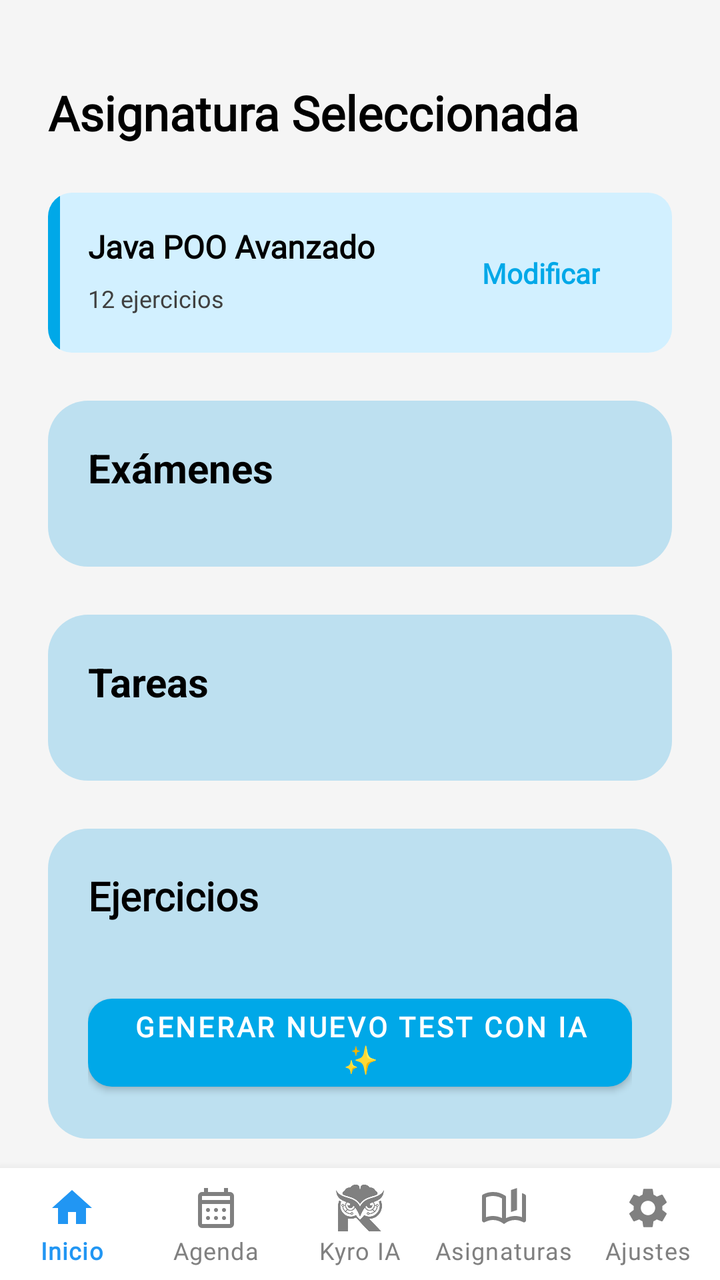
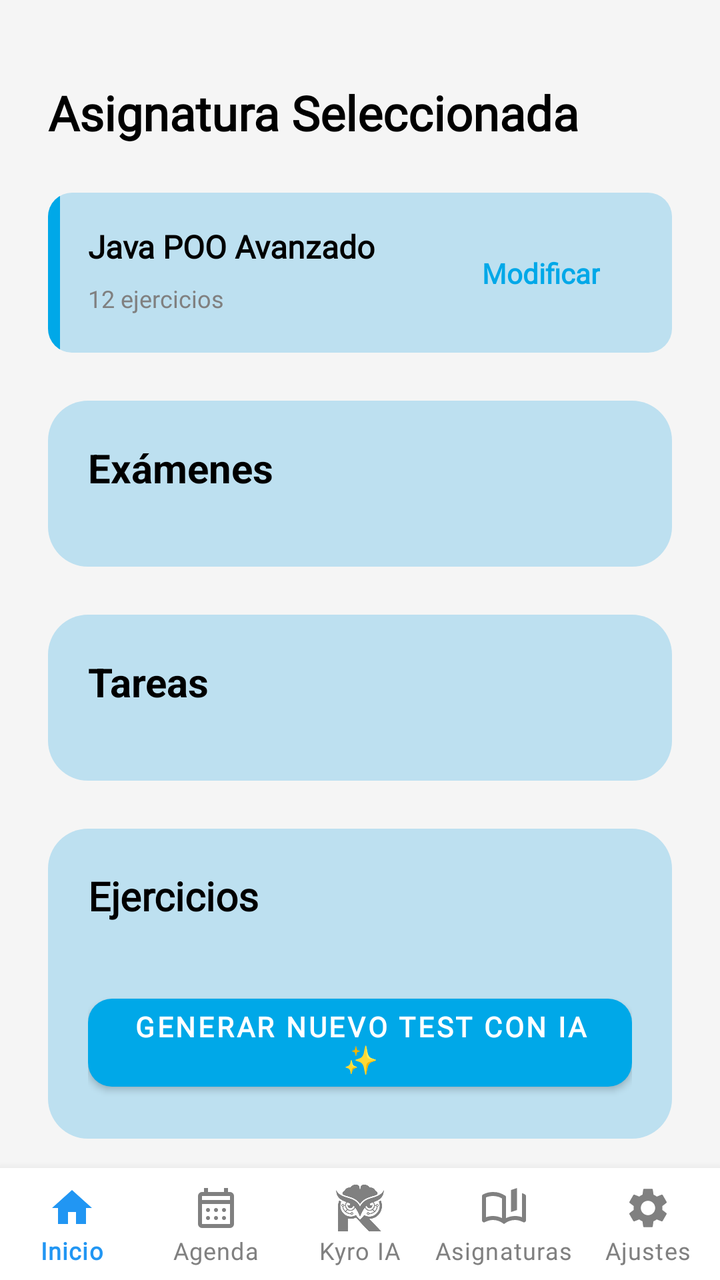

An Android layout rendered at two revisions. The XML below is the earlier revision; the diff shows what the commit changed to produce the second picture.
<!-- AndroidManifest.xml: activity theme Theme.MaterialComponents.Light.NoActionBar -->
<!-- res/layout/activity_asignatura_seleccionada.xml -->
<?xml version="1.0" encoding="utf-8"?>
<androidx.constraintlayout.widget.ConstraintLayout xmlns:android="http://schemas.android.com/apk/res/android"
    xmlns:app="http://schemas.android.com/apk/res-auto"
    xmlns:tools="http://schemas.android.com/tools"
    android:layout_width="match_parent"
    android:layout_height="match_parent"
    android:background="#F5F5F5"
    android:fitsSystemWindows="true">

    <androidx.core.widget.NestedScrollView
        android:layout_width="0dp"
        android:layout_height="0dp"
        android:fillViewport="true"
        app:layout_constraintBottom_toTopOf="@+id/bottomNavigation"
        app:layout_constraintEnd_toEndOf="parent"
        app:layout_constraintStart_toStartOf="parent"
        app:layout_constraintTop_toTopOf="parent">

        <androidx.constraintlayout.widget.ConstraintLayout
            android:layout_width="match_parent"
            android:layout_height="wrap_content"
            android:padding="24dp">

            <TextView
                android:id="@+id/tvTituloSeleccionado"
                android:layout_width="wrap_content"
                android:layout_height="wrap_content"
                android:layout_marginTop="16dp"
                android:fontFamily="@font/poppins"
                android:text="@string/asignatura_sel_titulo"
                android:textColor="#000000"
                android:textSize="24sp"
                android:textStyle="bold"
                app:layout_constraintStart_toStartOf="parent"
                app:layout_constraintTop_toTopOf="parent" />

            <com.google.android.material.card.MaterialCardView
                android:id="@+id/cardEjercicios"
                android:layout_width="match_parent"
                android:layout_height="wrap_content"
                android:layout_marginTop="24dp"
                app:cardBackgroundColor="@android:color/transparent"
                app:cardCornerRadius="12dp"
                app:cardElevation="0dp"
                app:cardPreventCornerOverlap="false"
                app:layout_constraintTop_toBottomOf="@+id/tvTituloSeleccionado"
                app:strokeWidth="0dp">

                <androidx.constraintlayout.widget.ConstraintLayout
                    android:layout_width="match_parent"
                    android:layout_height="wrap_content"
                    android:background="@drawable/bg_azul_claro_kyro"
                    android:minHeight="80dp">

                    <View
                        android:layout_width="6dp"
                        android:layout_height="0dp"
                        android:background="#00A8E8"
                        app:layout_constraintBottom_toBottomOf="parent"
                        app:layout_constraintStart_toStartOf="parent"
                        app:layout_constraintTop_toTopOf="parent" />

                    <TextView
                        android:id="@+id/tvNombreAsignatura"
                        android:layout_width="0dp"
                        android:layout_height="wrap_content"
                        android:layout_marginStart="20dp"
                        android:layout_marginTop="16dp"
                        android:layout_marginEnd="8dp"
                        android:fontFamily="@font/poppins"
                        android:text="@string/asignatura_sel_placeholder_asignatura"
                        android:textColor="#000000"
                        android:textSize="16sp"
                        android:textStyle="bold"
                        app:layout_constraintEnd_toStartOf="@+id/btnModificar"
                        app:layout_constraintStart_toStartOf="parent"
                        app:layout_constraintTop_toTopOf="parent" />

                    <TextView
                        android:layout_width="wrap_content"
                        android:layout_height="wrap_content"
                        android:layout_marginStart="20dp"
                        android:layout_marginTop="4dp"
                        android:layout_marginBottom="16dp"
                        android:fontFamily="@font/poppins"
                        android:text="@string/asignatura_sel_placeholder_ejercicios"
                        android:textColor="#404040"
                        android:textSize="12sp"
                        app:layout_constraintBottom_toBottomOf="parent"
                        app:layout_constraintStart_toStartOf="parent"
                        app:layout_constraintTop_toBottomOf="@+id/tvNombreAsignatura" />

                    <TextView
                        android:id="@+id/btnModificar"
                        android:layout_width="wrap_content"
                        android:layout_height="wrap_content"
                        android:layout_marginEnd="16dp"
                        android:fontFamily="@font/poppins"
                        android:text="@string/asignatura_sel_btn_modificar"
                        android:textColor="#00A8E8"
                        android:textSize="14sp"
                        android:textStyle="bold"
                        android:padding="20dp"
                        app:layout_constraintBottom_toBottomOf="parent"
                        app:layout_constraintEnd_toEndOf="parent"
                        app:layout_constraintTop_toTopOf="parent" />

                </androidx.constraintlayout.widget.ConstraintLayout>
            </com.google.android.material.card.MaterialCardView>

            <LinearLayout
                android:id="@+id/containerExamenes"
                android:layout_width="match_parent"
                android:layout_height="wrap_content"
                android:layout_marginTop="24dp"
                android:background="@drawable/bg_azul_kyro"
                android:orientation="vertical"
                android:padding="20dp"
                app:layout_constraintTop_toBottomOf="@+id/cardEjercicios">

                <TextView
                    android:layout_width="wrap_content"
                    android:layout_height="wrap_content"
                    android:layout_marginBottom="16dp"
                    android:text="@string/asignatura_sel_header_examenes"
                    android:textColor="#000000"
                    android:textSize="20sp"
                    android:textStyle="bold" />

                <LinearLayout
                    android:id="@+id/examsContainer"
                    android:layout_width="match_parent"
                    android:layout_height="wrap_content"
                    android:orientation="vertical" />

            </LinearLayout>

            <LinearLayout
                android:id="@+id/containerTareas"
                android:layout_width="match_parent"
                android:layout_height="wrap_content"
                android:layout_marginTop="24dp"
                android:background="@drawable/bg_azul_kyro"
                android:orientation="vertical"
                android:padding="20dp"
                app:layout_constraintTop_toBottomOf="@+id/containerExamenes">

                <TextView
                    android:layout_width="wrap_content"
                    android:layout_height="wrap_content"
                    android:layout_marginBottom="16dp"
                    android:text="@string/asignatura_sel_header_tareas"
                    android:textColor="#000000"
                    android:textSize="20sp"
                    android:textStyle="bold" />

                <LinearLayout
                    android:id="@+id/tasksContainer"
                    android:layout_width="match_parent"
                    android:layout_height="wrap_content"
                    android:orientation="vertical" />

            </LinearLayout>

            <LinearLayout
                android:id="@+id/containerEjercicios"
                android:layout_width="match_parent"
                android:layout_height="wrap_content"
                android:layout_marginTop="24dp"
                android:background="@drawable/bg_azul_kyro"
                android:orientation="vertical"
                android:padding="20dp"
                app:layout_constraintTop_toBottomOf="@+id/containerTareas">

                <TextView
                    android:layout_width="wrap_content"
                    android:layout_height="wrap_content"
                    android:layout_marginBottom="16dp"
                    android:fontFamily="@font/poppins"
                    android:text="@string/asignatura_sel_subtitulo_ejercicios"
                    android:textColor="#000000"
                    android:textSize="20sp"
                    android:textStyle="bold" />

                <androidx.recyclerview.widget.RecyclerView
                    android:id="@+id/rvEjercicios"
                    android:layout_width="match_parent"
                    android:layout_height="wrap_content"
                    android:nestedScrollingEnabled="false"
                    tools:itemCount="1"
                    tools:listitem="@layout/item_ejercicio_card" />

                <TextView
                    android:id="@+id/tvSinEjercicios"
                    android:layout_width="match_parent"
                    android:layout_height="wrap_content"
                    android:text="@string/asignatura_sel_sin_ejercicios"
                    android:gravity="center"
                    android:padding="10dp"
                    android:visibility="gone"/>

                <com.google.android.material.button.MaterialButton
                    android:id="@+id/btnGenerarMasEjercicios"
                    android:layout_width="match_parent"
                    android:layout_height="56dp"
                    android:layout_marginTop="16dp"
                    android:text="@string/asignatura_sel_btn_generar_mas"
                    android:fontFamily="@font/poppins"
                    android:textStyle="bold"
                    android:textColor="#FFFFFF"
                    app:backgroundTint="#00A8E8"
                    app:cornerRadius="12dp" />

            </LinearLayout>

            <View
                android:layout_width="match_parent"
                android:layout_height="20dp"
                app:layout_constraintTop_toBottomOf="@+id/containerEjercicios" />

        </androidx.constraintlayout.widget.ConstraintLayout>
    </androidx.core.widget.NestedScrollView>

    <com.google.android.material.bottomnavigation.BottomNavigationView
        android:id="@+id/bottomNavigation"
        android:layout_width="0dp"
        android:layout_height="wrap_content"
        android:background="@android:color/white"
        app:elevation="8dp"
        app:itemIconTint="@color/nav_item_colors"
        app:itemTextColor="@color/nav_item_colors"
        app:labelVisibilityMode="labeled"
        app:layout_constraintBottom_toBottomOf="parent"
        app:layout_constraintEnd_toEndOf="parent"
        app:layout_constraintStart_toStartOf="parent"
        app:menu="@menu/bottom_nav_menu"
        app:itemTextAppearanceActive="@style/BottomNavTextStyle"
        app:itemTextAppearanceInactive="@style/BottomNavTextStyle"/>/>

</androidx.constraintlayout.widget.ConstraintLayout>
<!-- res/layout/item_ejercicio_card.xml (included above) -->
<?xml version="1.0" encoding="utf-8"?>
<androidx.cardview.widget.CardView xmlns:android="http://schemas.android.com/apk/res/android"
    xmlns:app="http://schemas.android.com/apk/res-auto"
    android:layout_width="match_parent"
    android:layout_height="wrap_content"
    android:layout_marginBottom="12dp"
    app:cardCornerRadius="12dp"
    app:cardElevation="2dp">

    <androidx.constraintlayout.widget.ConstraintLayout
        android:layout_width="match_parent"
        android:layout_height="wrap_content"
        android:background="#FFFFFF"
        android:padding="16dp">

        <ImageView
            android:id="@+id/ivIcon"
            android:layout_width="40dp"
            android:layout_height="40dp"
            android:src="@drawable/ic_test_quiz"
            android:padding="4dp"
            app:layout_constraintBottom_toBottomOf="parent"
            app:layout_constraintStart_toStartOf="parent"
            app:layout_constraintTop_toTopOf="parent"
            android:contentDescription="@null" />

        <TextView
            android:id="@+id/tvTituloEjercicio"
            android:layout_width="0dp"
            android:layout_height="wrap_content"
            android:layout_marginStart="16dp"
            android:layout_marginEnd="8dp"
            android:fontFamily="@font/poppins"
            android:text="@string/item_ejercicio_card_titulo"
            android:textColor="#333333"
            android:textSize="16sp"
            android:textStyle="bold"
            app:layout_constraintEnd_toStartOf="@+id/btnEliminar"
            app:layout_constraintStart_toEndOf="@+id/ivIcon"
            app:layout_constraintTop_toTopOf="parent" />

        <TextView
            android:id="@+id/tvDescripcionEjercicio"
            android:layout_width="0dp"
            android:layout_height="wrap_content"
            android:layout_marginStart="16dp"
            android:layout_marginEnd="8dp"
            android:fontFamily="@font/poppins"
            android:text="@string/item_ejercicio_card_desc"
            android:textColor="#757575"
            android:textSize="12sp"
            app:layout_constraintEnd_toStartOf="@+id/btnEliminar"
            app:layout_constraintStart_toEndOf="@+id/ivIcon"
            app:layout_constraintTop_toBottomOf="@+id/tvTituloEjercicio" />

        <ImageButton
            android:id="@+id/btnEliminar"
            android:layout_width="40dp"
            android:layout_height="40dp"
            android:background="?attr/selectableItemBackgroundBorderless"
            android:contentDescription="@string/desc_eliminar_ejercicio"
            android:src="@drawable/ic_trash"
            app:layout_constraintBottom_toBottomOf="parent"
            app:layout_constraintEnd_toEndOf="parent"
            app:layout_constraintTop_toTopOf="parent" />

    </androidx.constraintlayout.widget.ConstraintLayout>
</androidx.cardview.widget.CardView>
<!-- resources referenced by this layout -->
<resources>
  <!-- drawable bg_azul_claro_kyro (drawable) -->
  <?xml version="1.0" encoding="utf-8"?>
  <shape xmlns:android="http://schemas.android.com/apk/res/android">
      <solid android:color="#D2F0FF"/>
      <corners android:radius="10dp"/>
  </shape>
  <!-- drawable bg_azul_kyro (drawable) -->
  <?xml version="1.0" encoding="utf-8"?>
  <shape xmlns:android="http://schemas.android.com/apk/res/android">
      <solid android:color="#BDE0F0"/>
      <corners android:radius="20dp"/>
  </shape>
  <!-- drawable ic_test_quiz (drawable) -->
  <vector xmlns:android="http://schemas.android.com/apk/res/android"
      android:width="24dp"
      android:height="24dp"
      android:viewportWidth="100"
      android:viewportHeight="130">
  
      <path
          android:fillColor="#F5F5F5"
          android:pathData="M8,0 H92 A8,8 0 0 1 100,8 V122 A8,8 0 0 1 92,130 H8 A8,8 0 0 1 0,122 V8 A8,8 0 0 1 8,0 Z"/>
  
      <path
          android:fillColor="#424242"
          android:pathData="M25,15 h50 a4,4 0 0 1 4,4 v6 a4,4 0 0 1 -4,4 h-50 a4,4 0 0 1 -4,-4 v-6 a4,4 0 0 1 4,-4 z"/>
  
      <path
          android:fillColor="#9E9E9E"
          android:pathData="
          M15,45 h14 v14 h-14 z
          M38,49 h48 v6 h-48 z
  
          M15,72 h14 v14 h-14 z
          M38,76 h48 v6 h-48 z
  
          M15,99 h14 v14 h-14 z
          M38,103 h48 v6 h-48 z"/>
  
  </vector>
  <!-- drawable ic_trash (drawable) -->
  <vector xmlns:android="http://schemas.android.com/apk/res/android"
      android:width="24dp"
      android:height="24dp"
      android:viewportWidth="24"
      android:viewportHeight="24"
      android:tint="#FF5252"> <path
      android:fillColor="@android:color/white"
      android:pathData="M6,19c0,1.1 0.9,2 2,2h8c1.1,0 2,-0.9 2,-2V7H6v12zM19,4h-3.5l-1,-1h-5l-1,1H5v2h14V4z"/>
  </vector>
  <string name="asignatura_sel_btn_generar_mas">Generar nuevo test con IA ✨</string>
  <string name="asignatura_sel_btn_modificar">Modificar</string>
  <string name="asignatura_sel_header_examenes">Exámenes</string>
  <string name="asignatura_sel_header_tareas">Tareas</string>
  <string name="asignatura_sel_placeholder_asignatura">Java POO Avanzado</string>
  <string name="asignatura_sel_placeholder_ejercicios">12 ejercicios</string>
  <string name="asignatura_sel_sin_ejercicios">No hay ejercicios generados aún.</string>
  <string name="asignatura_sel_subtitulo_ejercicios">Ejercicios</string>
  <string name="asignatura_sel_titulo">Asignatura Seleccionada</string>
  <string name="desc_eliminar_ejercicio">Eliminar ejercicio</string>
  <string name="item_ejercicio_card_desc">Toca para realizar este test</string>
  <string name="item_ejercicio_card_titulo">Test Generado</string>
  <style name="BottomNavTextStyle" parent="TextAppearance.MaterialComponents.Caption">
          <item name="android:fontFamily">@font/poppins</item>
          <item name="fontFamily">@font/poppins</item>
      </style>
</resources>

<!-- the commit's change to res/layout/activity_asignatura_seleccionada.xml (unified diff, before → after) -->
@@ -4,7 +4,7 @@
     xmlns:tools="http://schemas.android.com/tools"
     android:layout_width="match_parent"
     android:layout_height="match_parent"
-    android:background="#F5F5F5"
+    android:background="@color/bg_pantalla_asignatura"
     android:fitsSystemWindows="true">
 
     <androidx.core.widget.NestedScrollView
@@ -28,7 +28,7 @@
                 android:layout_marginTop="16dp"
                 android:fontFamily="@font/poppins"
                 android:text="@string/asignatura_sel_titulo"
-                android:textColor="#000000"
+                android:textColor="@color/texto_principal"
                 android:textSize="24sp"
                 android:textStyle="bold"
                 app:layout_constraintStart_toStartOf="parent"
@@ -50,6 +50,7 @@
                     android:layout_width="match_parent"
                     android:layout_height="wrap_content"
                     android:background="@drawable/bg_azul_claro_kyro"
+                    android:backgroundTint="@color/bg_lista_azul"
                     android:minHeight="80dp">
 
                     <View
@@ -69,7 +70,7 @@
                         android:layout_marginEnd="8dp"
                         android:fontFamily="@font/poppins"
                         android:text="@string/asignatura_sel_placeholder_asignatura"
-                        android:textColor="#000000"
+                        android:textColor="@color/texto_principal"
                         android:textSize="16sp"
                         android:textStyle="bold"
                         app:layout_constraintEnd_toStartOf="@+id/btnModificar"
@@ -84,7 +85,7 @@
                         android:layout_marginBottom="16dp"
                         android:fontFamily="@font/poppins"
                         android:text="@string/asignatura_sel_placeholder_ejercicios"
-                        android:textColor="#404040"
+                        android:textColor="@color/texto_secundario"
                         android:textSize="12sp"
                         app:layout_constraintBottom_toBottomOf="parent"
                         app:layout_constraintStart_toStartOf="parent"
@@ -114,6 +115,7 @@
                 android:layout_height="wrap_content"
                 android:layout_marginTop="24dp"
                 android:background="@drawable/bg_azul_kyro"
+                android:backgroundTint="@color/bg_lista_azul"
                 android:orientation="vertical"
                 android:padding="20dp"
                 app:layout_constraintTop_toBottomOf="@+id/cardEjercicios">
@@ -123,7 +125,7 @@
                     android:layout_height="wrap_content"
                     android:layout_marginBottom="16dp"
                     android:text="@string/asignatura_sel_header_examenes"
-                    android:textColor="#000000"
+                    android:textColor="@color/texto_principal"
                     android:textSize="20sp"
                     android:textStyle="bold" />
 
@@ -141,6 +143,7 @@
                 android:layout_height="wrap_content"
                 android:layout_marginTop="24dp"
                 android:background="@drawable/bg_azul_kyro"
+                android:backgroundTint="@color/bg_lista_azul"
                 android:orientation="vertical"
                 android:padding="20dp"
                 app:layout_constraintTop_toBottomOf="@+id/containerExamenes">
@@ -150,7 +153,7 @@
                     android:layout_height="wrap_content"
                     android:layout_marginBottom="16dp"
                     android:text="@string/asignatura_sel_header_tareas"
-                    android:textColor="#000000"
+                    android:textColor="@color/texto_principal"
                     android:textSize="20sp"
                     android:textStyle="bold" />
 
@@ -168,6 +171,7 @@
                 android:layout_height="wrap_content"
                 android:layout_marginTop="24dp"
                 android:background="@drawable/bg_azul_kyro"
+                android:backgroundTint="@color/bg_lista_azul"
                 android:orientation="vertical"
                 android:padding="20dp"
                 app:layout_constraintTop_toBottomOf="@+id/containerTareas">
@@ -178,7 +182,7 @@
                     android:layout_marginBottom="16dp"
                     android:fontFamily="@font/poppins"
                     android:text="@string/asignatura_sel_subtitulo_ejercicios"
-                    android:textColor="#000000"
+                    android:textColor="@color/texto_principal"
                     android:textSize="20sp"
                     android:textStyle="bold" />
 
@@ -195,6 +199,7 @@
                     android:layout_width="match_parent"
                     android:layout_height="wrap_content"
                     android:text="@string/asignatura_sel_sin_ejercicios"
+                    android:textColor="@color/texto_secundario"
                     android:gravity="center"
                     android:padding="10dp"
                     android:visibility="gone"/>
@@ -225,7 +230,7 @@
         android:id="@+id/bottomNavigation"
         android:layout_width="0dp"
         android:layout_height="wrap_content"
-        android:background="@android:color/white"
+        android:background="@color/tarjeta_fondo"
         app:elevation="8dp"
         app:itemIconTint="@color/nav_item_colors"
         app:itemTextColor="@color/nav_item_colors"
@@ -235,7 +240,7 @@
         app:layout_constraintStart_toStartOf="parent"
         app:menu="@menu/bottom_nav_menu"
         app:itemTextAppearanceActive="@style/BottomNavTextStyle"
-        app:itemTextAppearanceInactive="@style/BottomNavTextStyle"/>/>
+        app:itemTextAppearanceInactive="@style/BottomNavTextStyle"/>
 
 </androidx.constraintlayout.widget.ConstraintLayout>
 <!-- res/layout/item_ejercicio_card.xml (included above) -->
@@ -246,64 +251,60 @@
     android:layout_height="wrap_content"
     android:layout_marginBottom="12dp"
     app:cardCornerRadius="12dp"
-    app:cardElevation="2dp">
-
-    <androidx.constraintlayout.widget.ConstraintLayout
-        android:layout_width="match_parent"
+    app:cardElevation="2dp"
+    app:cardBackgroundColor="@color/tarjeta_fondo"> <androidx.constraintlayout.widget.ConstraintLayout
+    android:layout_width="match_parent"
+    android:layout_height="wrap_content"
+    android:padding="16dp">
+
+    <ImageView
+        android:id="@+id/ivIcon"
+        android:layout_width="40dp"
+        android:layout_height="40dp"
+        android:src="@drawable/ic_test_quiz"
+        android:padding="4dp"
+        app:layout_constraintBottom_toBottomOf="parent"
+        app:layout_constraintStart_toStartOf="parent"
+        app:layout_constraintTop_toTopOf="parent"
+        android:contentDescription="@null" />
+
+    <TextView
+        android:id="@+id/tvTituloEjercicio"
+        android:layout_width="0dp"
         android:layout_height="wrap_content"
-        android:background="#FFFFFF"
-        android:padding="16dp">
-
-        <ImageView
-            android:id="@+id/ivIcon"
-            android:layout_width="40dp"
-            android:layout_height="40dp"
-            android:src="@drawable/ic_test_quiz"
-            android:padding="4dp"
-            app:layout_constraintBottom_toBottomOf="parent"
-            app:layout_constraintStart_toStartOf="parent"
-            app:layout_constraintTop_toTopOf="parent"
-            android:contentDescription="@null" />
-
-        <TextView
-            android:id="@+id/tvTituloEjercicio"
-            android:layout_width="0dp"
-            android:layout_height="wrap_content"
-            android:layout_marginStart="16dp"
-            android:layout_marginEnd="8dp"
-            android:fontFamily="@font/poppins"
-            android:text="@string/item_ejercicio_card_titulo"
-            android:textColor="#333333"
-            android:textSize="16sp"
-            android:textStyle="bold"
-            app:layout_constraintEnd_toStartOf="@+id/btnEliminar"
-            app:layout_constraintStart_toEndOf="@+id/ivIcon"
-            app:layout_constraintTop_toTopOf="parent" />
-
-        <TextView
-            android:id="@+id/tvDescripcionEjercicio"
-            android:layout_width="0dp"
-            android:layout_height="wrap_content"
-            android:layout_marginStart="16dp"
-            android:layout_marginEnd="8dp"
-            android:fontFamily="@font/poppins"
-            android:text="@string/item_ejercicio_card_desc"
-            android:textColor="#757575"
-            android:textSize="12sp"
-            app:layout_constraintEnd_toStartOf="@+id/btnEliminar"
-            app:layout_constraintStart_toEndOf="@+id/ivIcon"
-            app:layout_constraintTop_toBottomOf="@+id/tvTituloEjercicio" />
-
-        <ImageButton
-            android:id="@+id/btnEliminar"
-            android:layout_width="40dp"
-            android:layout_height="40dp"
-            android:background="?attr/selectableItemBackgroundBorderless"
-            android:contentDescription="@string/desc_eliminar_ejercicio"
-            android:src="@drawable/ic_trash"
-            app:layout_constraintBottom_toBottomOf="parent"
-            app:layout_constraintEnd_toEndOf="parent"
-            app:layout_constraintTop_toTopOf="parent" />
-
-    </androidx.constraintlayout.widget.ConstraintLayout>
+        android:layout_marginStart="16dp"
+        android:layout_marginEnd="8dp"
+        android:fontFamily="@font/poppins"
+        android:text="@string/item_ejercicio_card_titulo"
+        android:textColor="@color/texto_principal"
+        android:textSize="16sp"
+        android:textStyle="bold"
+        app:layout_constraintEnd_toStartOf="@+id/btnEliminar"
+        app:layout_constraintStart_toEndOf="@+id/ivIcon"
+        app:layout_constraintTop_toTopOf="parent" />
+
+    <TextView
+        android:id="@+id/tvDescripcionEjercicio"
+        android:layout_width="0dp"
+        android:layout_height="wrap_content"
+        android:layout_marginStart="16dp"
+        android:layout_marginEnd="8dp"
+        android:fontFamily="@font/poppins"
+        android:text="@string/item_ejercicio_card_desc"
+        android:textColor="@color/texto_secundario"
+        android:textSize="12sp"
+        app:layout_constraintEnd_toStartOf="@+id/btnEliminar"
+        app:layout_constraintStart_toEndOf="@+id/ivIcon"
+        app:layout_constraintTop_toBottomOf="@+id/tvTituloEjercicio" /> <ImageButton
+        android:id="@+id/btnEliminar"
+        android:layout_width="40dp"
+        android:layout_height="40dp"
+        android:background="?attr/selectableItemBackgroundBorderless"
+        android:contentDescription="@string/desc_eliminar_ejercicio"
+        android:src="@drawable/ic_trash"
+        app:layout_constraintBottom_toBottomOf="parent"
+        app:layout_constraintEnd_toEndOf="parent"
+        app:layout_constraintTop_toTopOf="parent" />
+
+</androidx.constraintlayout.widget.ConstraintLayout>
 </androidx.cardview.widget.CardView>
<!-- resource entries referenced after the edit -->
@@ -1,5 +1,10 @@
 <!-- resources referenced by this layout -->
 <resources>
+  <color name="bg_lista_azul">#BDE0F0</color>
+  <color name="bg_pantalla_asignatura">#F5F5F5</color>
+  <color name="tarjeta_fondo">@color/white</color>
+  <color name="texto_principal">@color/black</color>
+  <color name="texto_secundario">@color/grey</color>
   <!-- drawable bg_azul_claro_kyro (drawable) -->
   <?xml version="1.0" encoding="utf-8"?>
   <shape xmlns:android="http://schemas.android.com/apk/res/android">
@@ -66,5 +71,8 @@
           <item name="android:fontFamily">@font/poppins</item>
           <item name="fontFamily">@font/poppins</item>
       </style>
+  <color name="white">#FFFFFFFF</color>
+  <color name="black">#FF000000</color>
+  <color name="grey">#808080</color>
 </resources>
 
